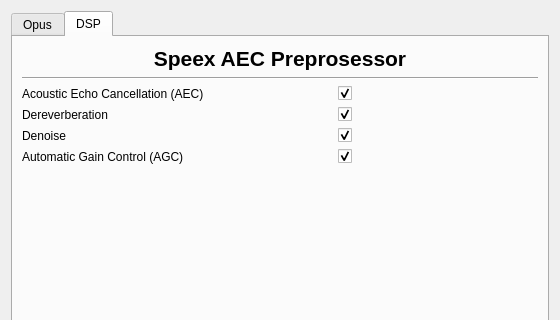
This is ui/audiosettings.ui in ultravideo/uvgComm as Qt 5 draws it before an edit; both pictures show x 0 to 560 and y 0 to 320 of the 560 by 500 pixel window. The edited form follows.
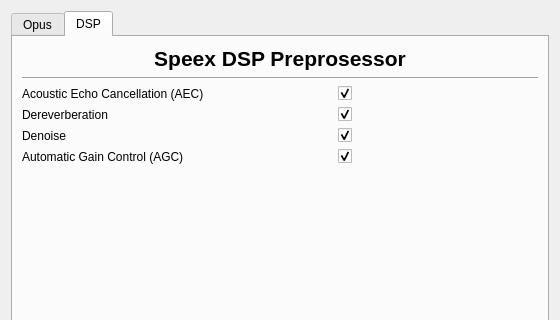
This is the edited form. The open tabs and pages were chosen to show the change.

Commit message: fix(Settings): Correct name in speex DSP.

What changed in the file:
```diff
--- a/ui/audiosettings.ui
+++ b/ui/audiosettings.ui
@@ -302,7 +302,7 @@
           </font>
          </property>
          <property name="text">
-          <string>Speex AEC Preprosessor</string>
+          <string>Speex DSP Preprosessor</string>
          </property>
          <property name="alignment">
           <set>Qt::AlignCenter</set>
```
Left out of the diff: 3 changed lines with no effect on the pictures.
